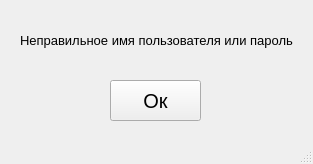
The window that Log+MoneyChange/src/errorwindow.ui (Fozu7916/Login-balance-qt-) describes before a commit, drawn with Qt 5.
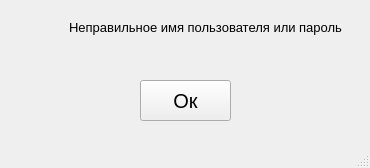
The same window after the commit. Icons and pictures are not drawn.

Diff of the .ui file:
```diff
--- a/Log+MoneyChange/src/errorwindow.ui
+++ b/Log+MoneyChange/src/errorwindow.ui
@@ -6,10 +6,16 @@
    <rect>
     <x>0</x>
     <y>0</y>
-    <width>313</width>
-    <height>164</height>
+    <width>370</width>
+    <height>168</height>
    </rect>
   </property>
+  <property name="sizePolicy">
+   <sizepolicy hsizetype="Expanding" vsizetype="Expanding">
+    <horstretch>0</horstretch>
+    <verstretch>0</verstretch>
+   </sizepolicy>
+  </property>
   <property name="contextMenuPolicy">
    <enum>Qt::ContextMenuPolicy::DefaultContextMenu</enum>
   </property>
@@ -26,25 +32,49 @@
    <widget class="QLabel" name="label">
     <property name="geometry">
      <rect>
-      <x>20</x>
-      <y>10</y>
-      <width>281</width>
-      <height>61</height>
+      <x>60</x>
+      <y>20</y>
+      <width>291</width>
+      <height>41</height>
      </rect>
     </property>
+    <property name="sizePolicy">
+     <sizepolicy hsizetype="Maximum" vsizetype="Maximum">
+      <horstretch>0</horstretch>
+      <verstretch>0</verstretch>
+     </sizepolicy>
+    </property>
     <property name="font">
      <font>
       <pointsize>10</pointsize>
      </font>
     </property>
+    <property name="layoutDirection">
+     <enum>Qt::LayoutDirection::LeftToRight</enum>
+    </property>
+    <property name="autoFillBackground">
+     <bool>false</bool>
+    </property>
     <property name="text">
      <string>Неправильное имя пользователя или пароль</string>
     </property>
+    <property name="textFormat">
+     <enum>Qt::TextFormat::AutoText</enum>
+    </property>
+    <property name="scaledContents">
+     <bool>true</bool>
+    </property>
+    <property name="alignment">
+     <set>Qt::AlignmentFlag::AlignHCenter|Qt::AlignmentFlag::AlignTop</set>
+    </property>
+    <property name="wordWrap">
+     <bool>true</bool>
+    </property>
    </widget>
    <widget class="QPushButton" name="pushButton">
     <property name="geometry">
      <rect>
-      <x>110</x>
+      <x>140</x>
       <y>80</y>
       <width>91</width>
       <height>41</height>
@@ -59,6 +89,20 @@
      <string>Ок</string>
     </property>
    </widget>
+   <widget class="QWidget" name="widget" native="true">
+    <property name="geometry">
+     <rect>
+      <x>0</x>
+      <y>20</y>
+      <width>51</width>
+      <height>51</height>
+     </rect>
+    </property>
+    <property name="styleSheet">
+     <string notr="true">background-image: url(:/images/error.png);
+image: url(:/images/error.png);</string>
+    </property>
+   </widget>
   </widget>
   <widget class="QMenuBar" name="menubar">
    <property name="geometry">
```
Left out of the diff: 4 changed lines with no effect on the pictures.
